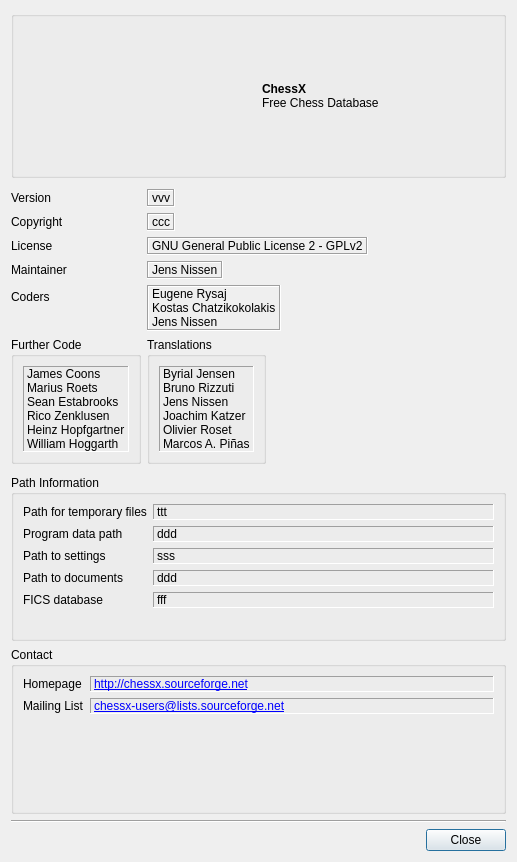
First picture: the form in src/dialogs/aboutdlg.ui, repository Isarhamster/chessx, before the edit.
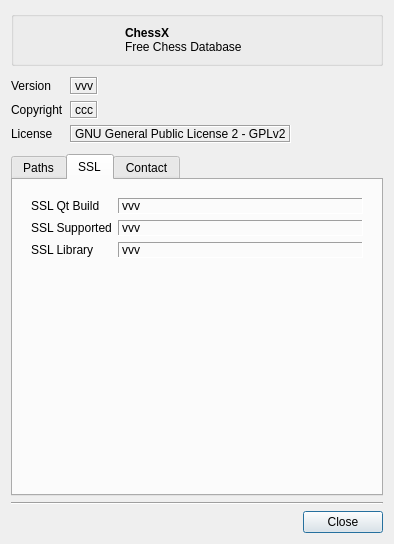
Second picture: the form after the edit. The open tabs and pages were chosen to show the change. Icons and pictures are not drawn.

Commit message: Simplified About Dialog

Patch:
```diff
--- a/src/dialogs/aboutdlg.ui
+++ b/src/dialogs/aboutdlg.ui
@@ -6,8 +6,8 @@
    <rect>
     <x>0</x>
     <y>0</y>
-    <width>517</width>
-    <height>862</height>
+    <width>394</width>
+    <height>544</height>
    </rect>
   </property>
   <property name="windowTitle">
@@ -26,6 +26,12 @@
      <layout class="QHBoxLayout" name="horizontalLayout_2">
       <item>
        <widget class="QLabel" name="label_18">
+        <property name="maximumSize">
+         <size>
+          <width>96</width>
+          <height>96</height>
+         </size>
+        </property>
         <property name="text">
          <string/>
         </property>
@@ -140,121 +146,20 @@
        </property>
       </widget>
      </item>
-     <item row="3" column="0">
-      <widget class="QLabel" name="labelMaintainer">
-       <property name="text">
-        <string>Maintainer</string>
-       </property>
-      </widget>
-     </item>
-     <item row="3" column="1">
-      <widget class="QLabel" name="label_4">
-       <property name="sizePolicy">
-        <sizepolicy hsizetype="Expanding" vsizetype="Preferred">
-         <horstretch>0</horstretch>
-         <verstretch>0</verstretch>
-        </sizepolicy>
-       </property>
-       <property name="frameShape">
-        <enum>QFrame::Box</enum>
-       </property>
-       <property name="frameShadow">
-        <enum>QFrame::Sunken</enum>
-       </property>
-       <property name="text">
-        <string notr="true">Jens Nissen</string>
-       </property>
-      </widget>
-     </item>
-     <item row="4" column="0">
-      <widget class="QLabel" name="label_12">
-       <property name="text">
-        <string>Coders</string>
-       </property>
-      </widget>
-     </item>
-     <item row="4" column="1">
-      <widget class="QLabel" name="label_13">
-       <property name="sizePolicy">
-        <sizepolicy hsizetype="Expanding" vsizetype="Preferred">
-         <horstretch>0</horstretch>
-         <verstretch>0</verstretch>
-        </sizepolicy>
-       </property>
-       <property name="frameShape">
-        <enum>QFrame::Box</enum>
-       </property>
-       <property name="frameShadow">
-        <enum>QFrame::Sunken</enum>
-       </property>
-       <property name="text">
-        <string notr="true">Eugene Rysaj
-Kostas Chatzikokolakis
-Jens Nissen</string>
-       </property>
-      </widget>
-     </item>
-     <item row="5" column="0">
-      <widget class="QGroupBox" name="groupBox_4">
-       <property name="title">
-        <string>Further Code</string>
-       </property>
-       <layout class="QVBoxLayout" name="verticalLayout_3">
-        <item>
-         <widget class="QLabel" name="lbCode">
-          <property name="frameShape">
-           <enum>QFrame::Panel</enum>
-          </property>
-          <property name="frameShadow">
-           <enum>QFrame::Sunken</enum>
-          </property>
-          <property name="text">
-           <string notr="true">James Coons
-Marius Roets
-Sean Estabrooks
-Rico Zenklusen
-Heinz Hopfgartner
-William Hoggarth</string>
-          </property>
-         </widget>
-        </item>
-       </layout>
-      </widget>
-     </item>
-     <item row="5" column="1">
-      <widget class="QGroupBox" name="groupTranslate">
-       <property name="title">
-        <string>Translations</string>
-       </property>
-       <layout class="QVBoxLayout" name="verticalLayout_2">
+    </layout>
+   </item>
         <item>
-         <widget class="QLabel" name="lbTranslate">
-          <property name="frameShape">
-           <enum>QFrame::Panel</enum>
-          </property>
-          <property name="frameShadow">
-           <enum>QFrame::Sunken</enum>
-          </property>
-          <property name="text">
-           <string notr="true">Byrial Jensen
-Bruno Rizzuti
-Jens Nissen
-Joachim Katzer
-Olivier Roset
-Marcos A. Piñas</string>
-          </property>
-         </widget>
-        </item>
-       </layout>
-      </widget>
-     </item>
-    </layout>
-   </item>
+    <widget class="QTabWidget" name="tabWidget">
+     <property name="currentIndex">
+      <number>0</number>
+     </property>
+     <widget class="QWidget" name="tabPath">
+      <attribute name="title">
+       <string>Paths</string>
+      </attribute>
+      <layout class="QVBoxLayout" name="verticalLayout_4">
    <item>
-    <widget class="QGroupBox" name="groupBox">
-     <property name="title">
-      <string>Path Information</string>
-     </property>
+        <widget class="QWidget" name="widget" native="true">
      <layout class="QFormLayout" name="formLayout_2">
       <property name="fieldGrowthPolicy">
        <enum>QFormLayout::ExpandingFieldsGrow</enum>
@@ -398,23 +303,123 @@
      </layout>
     </widget>
    </item>
+      </layout>
+     </widget>
+     <widget class="QWidget" name="tabSSL">
+      <attribute name="title">
+       <string>SSL</string>
+      </attribute>
+      <layout class="QVBoxLayout" name="verticalLayout_6">
    <item>
-    <widget class="QGroupBox" name="groupBox_2">
-     <property name="title">
+        <widget class="QWidget" name="widget_3" native="true">
+         <layout class="QFormLayout" name="formLayout_4">
+          <item row="0" column="0">
+           <widget class="QLabel" name="label">
+            <property name="text">
+             <string>SSL Qt Build</string>
+            </property>
+           </widget>
+          </item>
+          <item row="0" column="1">
+           <widget class="QLabel" name="lbSslQt">
+            <property name="frameShape">
+             <enum>QFrame::Panel</enum>
+            </property>
+            <property name="frameShadow">
+             <enum>QFrame::Sunken</enum>
+            </property>
+            <property name="text">
+             <string>vvv</string>
+            </property>
+           </widget>
+          </item>
+          <item row="1" column="0">
+           <widget class="QLabel" name="label_8">
+            <property name="text">
+             <string>SSL Supported</string>
+            </property>
+           </widget>
+          </item>
+          <item row="1" column="1">
+           <widget class="QLabel" name="lbSslSupport">
+            <property name="frameShape">
+             <enum>QFrame::Panel</enum>
+            </property>
+            <property name="frameShadow">
+             <enum>QFrame::Sunken</enum>
+            </property>
+            <property name="text">
+             <string>vvv</string>
+            </property>
+           </widget>
+          </item>
+          <item row="2" column="0">
+           <widget class="QLabel" name="label_9">
+            <property name="text">
+             <string>SSL Library</string>
+            </property>
+           </widget>
+          </item>
+          <item row="2" column="1">
+           <widget class="QLabel" name="lbSslLibrary">
+            <property name="frameShape">
+             <enum>QFrame::Panel</enum>
+            </property>
+            <property name="frameShadow">
+             <enum>QFrame::Sunken</enum>
+            </property>
+            <property name="text">
+             <string>vvv</string>
+            </property>
+           </widget>
+          </item>
+         </layout>
+        </widget>
+       </item>
+      </layout>
+     </widget>
+     <widget class="QWidget" name="tabContact">
+      <attribute name="title">
       <string>Contact</string>
-     </property>
+      </attribute>
+      <layout class="QVBoxLayout" name="verticalLayout_5">
+       <item>
+        <widget class="QWidget" name="widget_2" native="true">
      <layout class="QFormLayout" name="formLayout_3">
-      <property name="fieldGrowthPolicy">
-       <enum>QFormLayout::ExpandingFieldsGrow</enum>
-      </property>
       <item row="0" column="0">
+           <widget class="QLabel" name="labelMaintainer">
+            <property name="text">
+             <string>Maintainer</string>
+            </property>
+           </widget>
+          </item>
+          <item row="0" column="1">
+           <widget class="QLabel" name="label_4">
+            <property name="sizePolicy">
+             <sizepolicy hsizetype="Expanding" vsizetype="Preferred">
+              <horstretch>0</horstretch>
+              <verstretch>0</verstretch>
+             </sizepolicy>
+            </property>
+            <property name="frameShape">
+             <enum>QFrame::Panel</enum>
+            </property>
+            <property name="frameShadow">
+             <enum>QFrame::Sunken</enum>
+            </property>
+            <property name="text">
+             <string notr="true">Jens Nissen</string>
+            </property>
+           </widget>
+          </item>
+          <item row="1" column="0">
        <widget class="QLabel" name="label_20">
         <property name="text">
          <string>Homepage</string>
         </property>
        </widget>
       </item>
-      <item row="0" column="1">
+          <item row="1" column="1">
        <widget class="QLabel" name="labelHomepage">
         <property name="sizePolicy">
          <sizepolicy hsizetype="Expanding" vsizetype="Preferred">
@@ -436,14 +441,14 @@
         </property>
        </widget>
       </item>
-      <item row="1" column="0">
+          <item row="2" column="0">
        <widget class="QLabel" name="label_23">
         <property name="text">
          <string>Mailing List</string>
         </property>
        </widget>
       </item>
-      <item row="1" column="1">
+          <item row="2" column="1">
        <widget class="QLabel" name="labelMailingList">
         <property name="sizePolicy">
          <sizepolicy hsizetype="Expanding" vsizetype="Preferred">
@@ -466,6 +471,10 @@
        </widget>
       </item>
      </layout>
+        </widget>
+       </item>
+      </layout>
+     </widget>
     </widget>
    </item>
    <item>
```
Left out of the diff: 56 changed lines with no effect on the pictures. Lines whose indentation alone changed are shown as unchanged. The commit also changes 1 other file.
